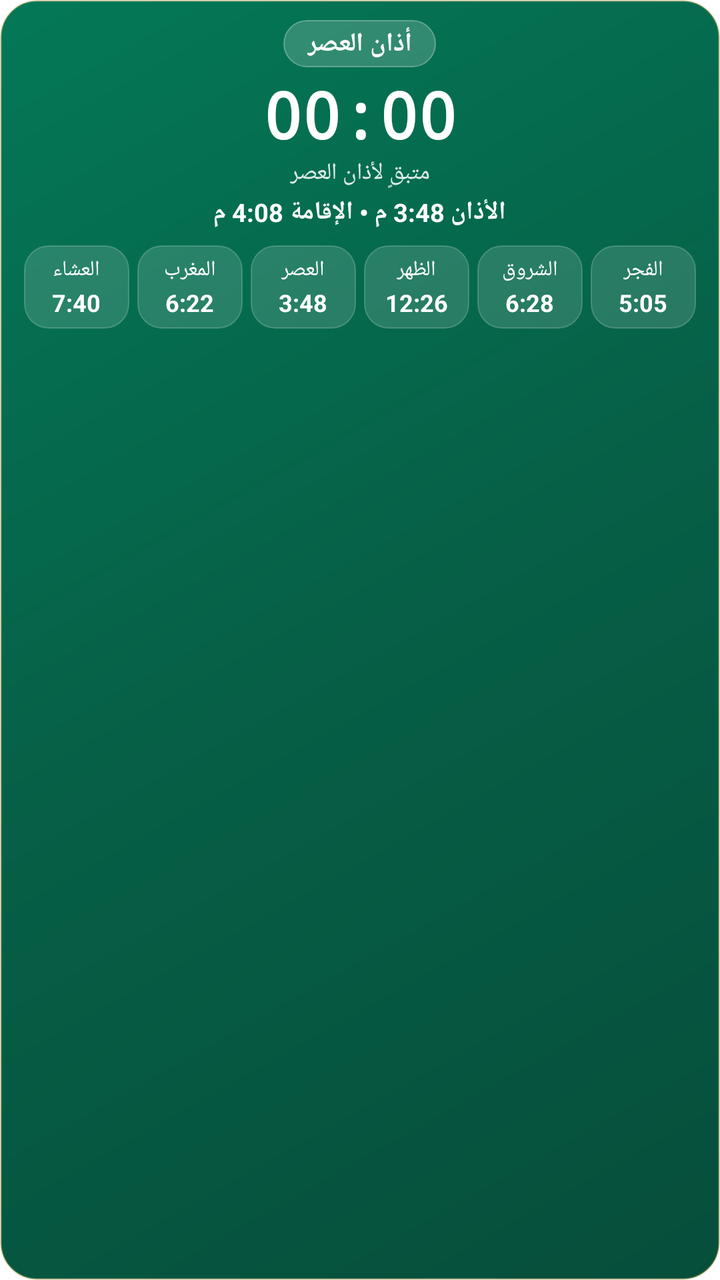
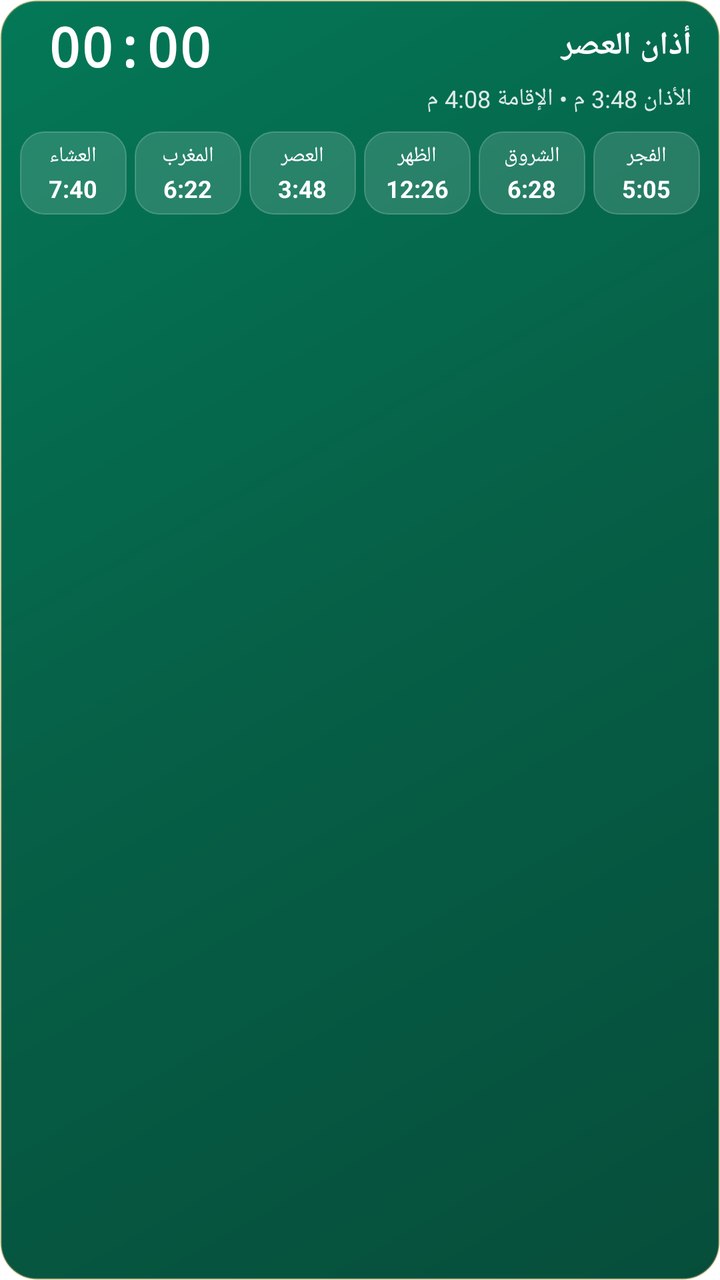

The first picture is an Android layout as it rendered before a commit; the second is the same layout after the commit. The layout source and the unified diff follow.
<!-- AndroidManifest.xml: fallback theme Theme.MaterialComponents.DayNight.NoActionBar -->
<!-- res/layout/notification_prayer_big.xml -->
<?xml version="1.0" encoding="utf-8"?>
<LinearLayout xmlns:android="http://schemas.android.com/apk/res/android"
    android:id="@+id/cardBackground"
    android:layout_width="match_parent"
    android:layout_height="wrap_content"
    android:orientation="vertical"
    android:layoutDirection="rtl"
    android:background="@drawable/bg_prayer_card_normal"
    android:paddingStart="12dp"
    android:paddingEnd="12dp"
    android:paddingTop="10dp"
    android:paddingBottom="10dp"
    android:gravity="center_horizontal">

    <LinearLayout
        android:layout_width="wrap_content"
        android:layout_height="wrap_content"
        android:background="@drawable/bg_badge_capsule"
        android:paddingStart="12dp"
        android:paddingEnd="12dp"
        android:paddingTop="3dp"
        android:paddingBottom="3dp">

        <TextView
            android:id="@+id/bigTitle"
            android:layout_width="wrap_content"
            android:layout_height="wrap_content"
            android:text="أذان العصر"
            android:textColor="#FFFFFF"
            android:textSize="13sp"
            android:textStyle="bold" />
    </LinearLayout>

    <Chronometer
        android:id="@+id/bigCountdown"
        android:layout_width="wrap_content"
        android:layout_height="wrap_content"
        android:layout_marginTop="2dp"
        android:layoutDirection="ltr"
        android:textDirection="ltr"
        android:textColor="#FFFFFF"
        android:textSize="32sp"
        android:textStyle="bold"
        android:typeface="monospace" />

    
    <TextView
        android:id="@+id/bigTargetTime"
        android:layout_width="wrap_content"
        android:layout_height="wrap_content"
        android:layout_marginTop="2dp"
        android:textColor="#FFFFFF"
        android:textSize="26sp"
        android:textStyle="bold"
        android:visibility="gone" />

    <TextView
        android:id="@+id/countdownLabel"
        android:layout_width="wrap_content"
        android:layout_height="wrap_content"
        android:text="متبقٍ لأذان العصر"
        android:textColor="#DDFFFFFF"
        android:textSize="11.5sp" />

    <TextView
        android:id="@+id/bigDetail"
        android:layout_width="wrap_content"
        android:layout_height="wrap_content"
        android:layout_marginTop="3dp"
        android:text="الأذان 3:48 م • الإقامة 4:08 م"
        android:textColor="#FFFFFF"
        android:textSize="12.5sp"
        android:textStyle="bold"
        android:maxLines="1"
        android:ellipsize="end" />

    <LinearLayout
        android:layout_width="match_parent"
        android:layout_height="wrap_content"
        android:layout_marginTop="8dp"
        android:orientation="horizontal">

        <LinearLayout
            android:id="@+id/cell0"
            android:layout_width="0dp"
            android:layout_weight="1"
            android:layout_height="wrap_content"
            android:layout_marginStart="0dp"
            android:layout_marginEnd="2dp"
            android:orientation="vertical"
            android:gravity="center"
            android:paddingTop="5dp"
            android:paddingBottom="5dp"
            android:background="@drawable/bg_time_chip">

            <TextView
                android:id="@+id/cell0Name"
                android:layout_width="wrap_content"
                android:layout_height="wrap_content"
                android:text="الفجر"
                android:textColor="#FFFFFF"
                android:textSize="10.5sp"
                android:maxLines="1" />

            <TextView
                android:id="@+id/cell0Time"
                android:layout_width="wrap_content"
                android:layout_height="wrap_content"
                android:layout_marginTop="1dp"
                android:text="5:05"
                android:textColor="#FFFFFF"
                android:textSize="12sp"
                android:textStyle="bold"
                android:textDirection="ltr"
                android:maxLines="1" />
        </LinearLayout>

        <LinearLayout
            android:id="@+id/cell1"
            android:layout_width="0dp"
            android:layout_weight="1"
            android:layout_height="wrap_content"
            android:layout_marginStart="2dp"
            android:layout_marginEnd="2dp"
            android:orientation="vertical"
            android:gravity="center"
            android:paddingTop="5dp"
            android:paddingBottom="5dp"
            android:background="@drawable/bg_time_chip">

            <TextView
                android:id="@+id/cell1Name"
                android:layout_width="wrap_content"
                android:layout_height="wrap_content"
                android:text="الشروق"
                android:textColor="#FFFFFF"
                android:textSize="10.5sp"
                android:maxLines="1" />

            <TextView
                android:id="@+id/cell1Time"
                android:layout_width="wrap_content"
                android:layout_height="wrap_content"
                android:layout_marginTop="1dp"
                android:text="6:28"
                android:textColor="#FFFFFF"
                android:textSize="12sp"
                android:textStyle="bold"
                android:textDirection="ltr"
                android:maxLines="1" />
        </LinearLayout>

        <LinearLayout
            android:id="@+id/cell2"
            android:layout_width="0dp"
            android:layout_weight="1"
            android:layout_height="wrap_content"
            android:layout_marginStart="2dp"
            android:layout_marginEnd="2dp"
            android:orientation="vertical"
            android:gravity="center"
            android:paddingTop="5dp"
            android:paddingBottom="5dp"
            android:background="@drawable/bg_time_chip">

            <TextView
                android:id="@+id/cell2Name"
                android:layout_width="wrap_content"
                android:layout_height="wrap_content"
                android:text="الظهر"
                android:textColor="#FFFFFF"
                android:textSize="10.5sp"
                android:maxLines="1" />

            <TextView
                android:id="@+id/cell2Time"
                android:layout_width="wrap_content"
                android:layout_height="wrap_content"
                android:layout_marginTop="1dp"
                android:text="12:26"
                android:textColor="#FFFFFF"
                android:textSize="12sp"
                android:textStyle="bold"
                android:textDirection="ltr"
                android:maxLines="1" />
        </LinearLayout>

        <LinearLayout
            android:id="@+id/cell3"
            android:layout_width="0dp"
            android:layout_weight="1"
            android:layout_height="wrap_content"
            android:layout_marginStart="2dp"
            android:layout_marginEnd="2dp"
            android:orientation="vertical"
            android:gravity="center"
            android:paddingTop="5dp"
            android:paddingBottom="5dp"
            android:background="@drawable/bg_time_chip">

            <TextView
                android:id="@+id/cell3Name"
                android:layout_width="wrap_content"
                android:layout_height="wrap_content"
                android:text="العصر"
                android:textColor="#FFFFFF"
                android:textSize="10.5sp"
                android:maxLines="1" />

            <TextView
                android:id="@+id/cell3Time"
                android:layout_width="wrap_content"
                android:layout_height="wrap_content"
                android:layout_marginTop="1dp"
                android:text="3:48"
                android:textColor="#FFFFFF"
                android:textSize="12sp"
                android:textStyle="bold"
                android:textDirection="ltr"
                android:maxLines="1" />
        </LinearLayout>

        <LinearLayout
            android:id="@+id/cell4"
            android:layout_width="0dp"
            android:layout_weight="1"
            android:layout_height="wrap_content"
            android:layout_marginStart="2dp"
            android:layout_marginEnd="2dp"
            android:orientation="vertical"
            android:gravity="center"
            android:paddingTop="5dp"
            android:paddingBottom="5dp"
            android:background="@drawable/bg_time_chip">

            <TextView
                android:id="@+id/cell4Name"
                android:layout_width="wrap_content"
                android:layout_height="wrap_content"
                android:text="المغرب"
                android:textColor="#FFFFFF"
                android:textSize="10.5sp"
                android:maxLines="1" />

            <TextView
                android:id="@+id/cell4Time"
                android:layout_width="wrap_content"
                android:layout_height="wrap_content"
                android:layout_marginTop="1dp"
                android:text="6:22"
                android:textColor="#FFFFFF"
                android:textSize="12sp"
                android:textStyle="bold"
                android:textDirection="ltr"
                android:maxLines="1" />
        </LinearLayout>

        <LinearLayout
            android:id="@+id/cell5"
            android:layout_width="0dp"
            android:layout_weight="1"
            android:layout_height="wrap_content"
            android:layout_marginStart="2dp"
            android:layout_marginEnd="0dp"
            android:orientation="vertical"
            android:gravity="center"
            android:paddingTop="5dp"
            android:paddingBottom="5dp"
            android:background="@drawable/bg_time_chip">

            <TextView
                android:id="@+id/cell5Name"
                android:layout_width="wrap_content"
                android:layout_height="wrap_content"
                android:text="العشاء"
                android:textColor="#FFFFFF"
                android:textSize="10.5sp"
                android:maxLines="1" />

            <TextView
                android:id="@+id/cell5Time"
                android:layout_width="wrap_content"
                android:layout_height="wrap_content"
                android:layout_marginTop="1dp"
                android:text="7:40"
                android:textColor="#FFFFFF"
                android:textSize="12sp"
                android:textStyle="bold"
                android:textDirection="ltr"
                android:maxLines="1" />
        </LinearLayout>
    </LinearLayout>
</LinearLayout>
<!-- resources referenced by this layout -->
<resources>
  <!-- drawable bg_badge_capsule (drawable) -->
  <?xml version="1.0" encoding="utf-8"?>
  <shape xmlns:android="http://schemas.android.com/apk/res/android"
      android:shape="rectangle">
      <solid android:color="#2EFFFFFF" />
      <corners android:radius="24dp" />
      <stroke
          android:width="0.8dp"
          android:color="#4DFFFFFF" />
  </shape>
  <!-- drawable bg_prayer_card_normal (drawable) -->
  <?xml version="1.0" encoding="utf-8"?>
  <shape xmlns:android="http://schemas.android.com/apk/res/android"
      android:shape="rectangle">
      <gradient
          android:type="linear"
          android:angle="135"
          android:startColor="#064E3B"
          android:centerColor="#065F46"
          android:endColor="#047857" />
      <corners android:radius="18dp" />
      <stroke
          android:width="1dp"
          android:color="#4DCCA64D" />
  </shape>
  <!-- drawable bg_time_chip (drawable) -->
  <?xml version="1.0" encoding="utf-8"?>
  <shape xmlns:android="http://schemas.android.com/apk/res/android"
      android:shape="rectangle">
      <solid android:color="#24FFFFFF" />
      <corners android:radius="12dp" />
      <stroke
          android:width="0.8dp"
          android:color="#33FFFFFF" />
  </shape>
</resources>

<!-- the commit's change to res/layout/notification_prayer_big.xml (unified diff, before → after) -->
@@ -5,79 +5,127 @@
     android:layout_height="wrap_content"
     android:orientation="vertical"
     android:layoutDirection="rtl"
-    android:background="@drawable/bg_prayer_card_normal"
-    android:paddingStart="12dp"
-    android:paddingEnd="12dp"
-    android:paddingTop="10dp"
-    android:paddingBottom="10dp"
-    android:gravity="center_horizontal">
-
-    <LinearLayout
-        android:layout_width="wrap_content"
+    android:background="@drawable/bg_prayer_card_normal">
+
+    
+    <FrameLayout
+        android:id="@+id/skyFrame"
+        android:layout_width="match_parent"
         android:layout_height="wrap_content"
-        android:background="@drawable/bg_badge_capsule"
-        android:paddingStart="12dp"
-        android:paddingEnd="12dp"
-        android:paddingTop="3dp"
-        android:paddingBottom="3dp">
-
+        android:layout_marginTop="1dp"
+        android:layout_marginLeft="1dp"
+        android:layout_marginRight="1dp"
+        android:visibility="gone">
+
+        <ImageView
+            android:id="@+id/skyImage"
+            android:layout_width="match_parent"
+            android:layout_height="wrap_content"
+            android:adjustViewBounds="true"
+            android:scaleType="fitXY"
+            android:maxHeight="120dp"
+            android:importantForAccessibility="no" />
+
+        
         <TextView
-            android:id="@+id/bigTitle"
+            android:id="@+id/skyLabelLeft"
             android:layout_width="wrap_content"
             android:layout_height="wrap_content"
-            android:text="أذان العصر"
+            android:layout_gravity="bottom|left"
+            android:layout_marginLeft="11dp"
+            android:layout_marginBottom="3dp"
             android:textColor="#FFFFFF"
-            android:textSize="13sp"
-            android:textStyle="bold" />
-    </LinearLayout>
-
-    <Chronometer
-        android:id="@+id/bigCountdown"
-        android:layout_width="wrap_content"
-        android:layout_height="wrap_content"
-        android:layout_marginTop="2dp"
-        android:layoutDirection="ltr"
-        android:textDirection="ltr"
-        android:textColor="#FFFFFF"
-        android:textSize="32sp"
-        android:textStyle="bold"
-        android:typeface="monospace" />
+            android:textSize="10.5sp"
+            android:textStyle="bold"
+            android:maxLines="1"
+            android:visibility="gone" />
+
+        <TextView
+            android:id="@+id/skyLabelRight"
+            android:layout_width="wrap_content"
+            android:layout_height="wrap_content"
+            android:layout_gravity="bottom|right"
+            android:layout_marginRight="11dp"
+            android:layout_marginBottom="3dp"
+            android:textColor="#FFFFFF"
+            android:textSize="10.5sp"
+            android:textStyle="bold"
+            android:maxLines="1"
+            android:visibility="gone" />
+    </FrameLayout>
 
     
-    <TextView
-        android:id="@+id/bigTargetTime"
-        android:layout_width="wrap_content"
-        android:layout_height="wrap_content"
-        android:layout_marginTop="2dp"
-        android:textColor="#FFFFFF"
-        android:textSize="26sp"
-        android:textStyle="bold"
-        android:visibility="gone" />
-
-    <TextView
-        android:id="@+id/countdownLabel"
-        android:layout_width="wrap_content"
-        android:layout_height="wrap_content"
-        android:text="متبقٍ لأذان العصر"
-        android:textColor="#DDFFFFFF"
-        android:textSize="11.5sp" />
-
-    <TextView
-        android:id="@+id/bigDetail"
-        android:layout_width="wrap_content"
-        android:layout_height="wrap_content"
-        android:layout_marginTop="3dp"
-        android:text="الأذان 3:48 م • الإقامة 4:08 م"
-        android:textColor="#FFFFFF"
-        android:textSize="12.5sp"
-        android:textStyle="bold"
-        android:maxLines="1"
-        android:ellipsize="end" />
-
     <LinearLayout
         android:layout_width="match_parent"
         android:layout_height="wrap_content"
-        android:layout_marginTop="8dp"
+        android:orientation="vertical"
+        android:paddingStart="14dp"
+        android:paddingEnd="14dp"
+        android:paddingTop="5dp"
+        android:paddingBottom="8dp">
+
+        <LinearLayout
+            android:layout_width="match_parent"
+            android:layout_height="wrap_content"
+            android:orientation="horizontal"
+            android:gravity="center_vertical">
+
+            <TextView
+                android:id="@+id/bigTitle"
+                android:layout_width="0dp"
+                android:layout_weight="1"
+                android:layout_height="wrap_content"
+                android:text="أذان العصر"
+                android:textColor="#FFFFFF"
+                android:textSize="16sp"
+                android:textStyle="bold"
+                android:textAlignment="viewStart"
+                android:maxLines="1"
+                android:ellipsize="end" />
+
+            <Chronometer
+                android:id="@+id/bigCountdown"
+                android:layout_width="wrap_content"
+                android:layout_height="wrap_content"
+                android:layout_marginStart="10dp"
+                android:layoutDirection="ltr"
+                android:textDirection="ltr"
+                android:textColor="#FFFFFF"
+                android:textSize="27sp"
+                android:textStyle="bold"
+                android:typeface="monospace" />
+
+            
+            <TextView
+                android:id="@+id/bigTargetTime"
+                android:layout_width="wrap_content"
+                android:layout_height="wrap_content"
+                android:layout_marginStart="10dp"
+                android:textColor="#FFFFFF"
+                android:textSize="22sp"
+                android:textStyle="bold"
+                android:visibility="gone" />
+        </LinearLayout>
+
+        <TextView
+            android:id="@+id/bigDetail"
+            android:layout_width="match_parent"
+            android:layout_height="wrap_content"
+            android:text="الأذان 3:48 م • الإقامة 4:08 م"
+            android:textColor="#DDFFFFFF"
+            android:textSize="12sp"
+            android:textAlignment="viewStart"
+            android:maxLines="1"
+            android:ellipsize="end" />
+    </LinearLayout>
+
+    
+    <LinearLayout
+        android:layout_width="match_parent"
+        android:layout_height="wrap_content"
+        android:layout_marginStart="10dp"
+        android:layout_marginEnd="10dp"
+        android:layout_marginBottom="10dp"
         android:orientation="horizontal">
 
         <LinearLayout
<!-- resource entries referenced after the edit -->
@@ -1,15 +1,5 @@
 <!-- resources referenced by this layout -->
 <resources>
-  <!-- drawable bg_badge_capsule (drawable) -->
-  <?xml version="1.0" encoding="utf-8"?>
-  <shape xmlns:android="http://schemas.android.com/apk/res/android"
-      android:shape="rectangle">
-      <solid android:color="#2EFFFFFF" />
-      <corners android:radius="24dp" />
-      <stroke
-          android:width="0.8dp"
-          android:color="#4DFFFFFF" />
-  </shape>
   <!-- drawable bg_prayer_card_normal (drawable) -->
   <?xml version="1.0" encoding="utf-8"?>
   <shape xmlns:android="http://schemas.android.com/apk/res/android"
